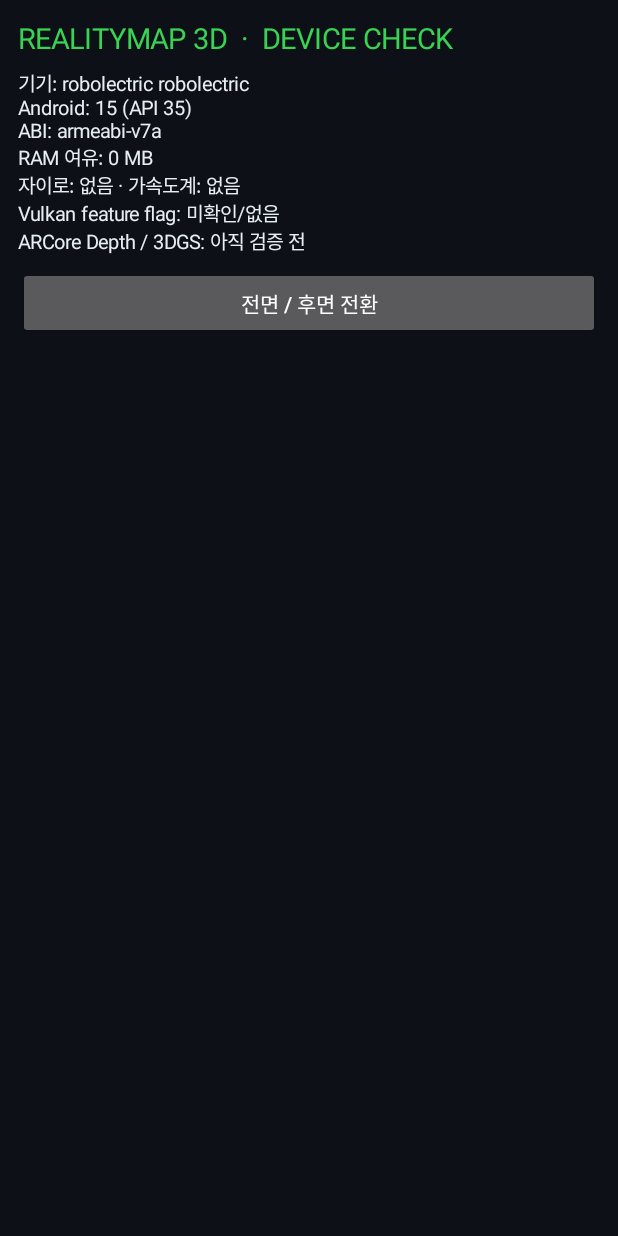
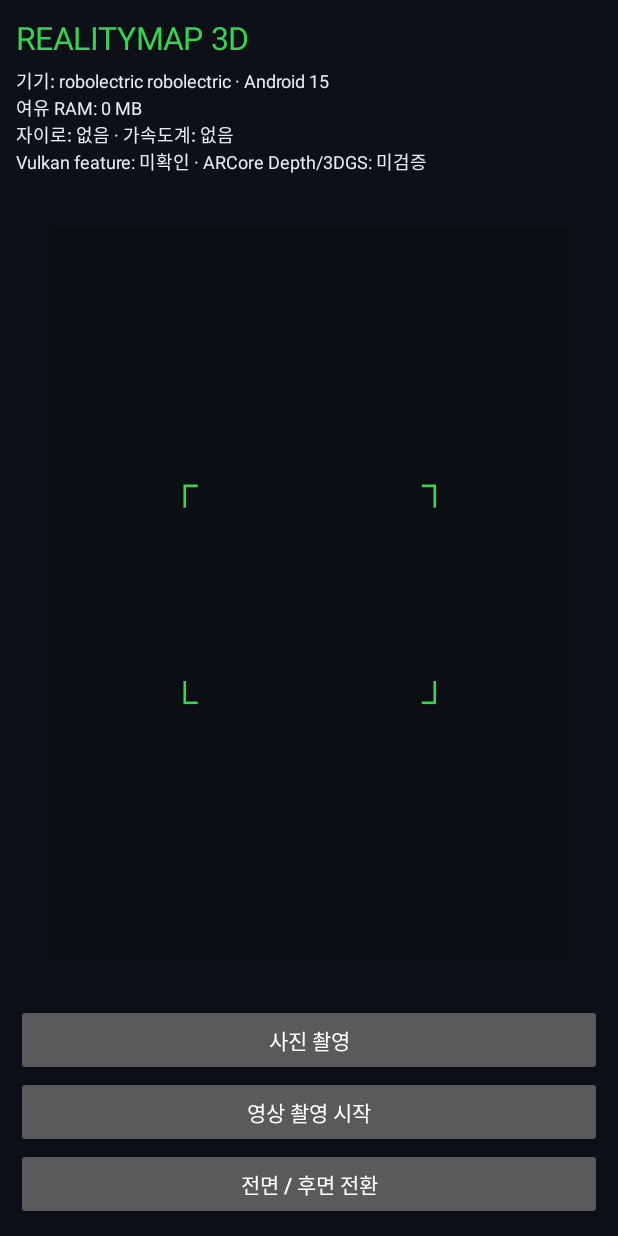
Before and after one commit to prosite13/RealityMap-3D, an Android app: the screen it shows after launch (MainActivity), on a phone screen of 412 x 824 dp. Run offline under Robolectric (Android 15) with nearby library versions, the phone set to English and light mode, and no system bars; libraries missing offline, so code that uses them is left out: androidx.camera.core, androidx.camera.lifecycle, androidx.camera.video, androidx.camera.view; 4 statements that could not run were skipped.

Commit message:
Implement native photo and video capture with framing guide

```diff
--- a/android/app/src/main/java/com/realitymap3d/MainActivity.kt
+++ b/android/app/src/main/java/com/realitymap3d/MainActivity.kt
@@ -2,67 +2,102 @@ package com.realitymap3d
 
 import android.Manifest
 import android.app.Activity
+import android.content.ContentValues
 import android.content.pm.PackageManager
 import android.hardware.Sensor
 import android.hardware.SensorManager
+import android.os.Build
 import android.os.Bundle
-import android.os.Build
-import android.opengl.GLES20
-import android.opengl.GLSurfaceView
+import android.provider.MediaStore
 import android.view.Gravity
-import android.view.View
 import android.widget.Button
+import android.widget.FrameLayout
 import android.widget.LinearLayout
 import android.widget.TextView
+import android.widget.Toast
 import androidx.camera.core.CameraSelector
+import androidx.camera.core.ImageCapture
+import androidx.camera.core.ImageCaptureException
 import androidx.camera.core.Preview
 import androidx.camera.lifecycle.ProcessCameraProvider
+import androidx.camera.video.MediaStoreOutputOptions
+import androidx.camera.video.Quality
+import androidx.camera.video.QualitySelector
+import androidx.camera.video.Recorder
+import androidx.camera.video.VideoCapture
+import androidx.camera.video.Recording
 import androidx.camera.view.PreviewView
 import androidx.core.app.ActivityCompat
 import androidx.core.content.ContextCompat
-import java.util.concurrent.ExecutorService
-import java.util.concurrent.Executors
-import javax.microedition.khronos.egl.EGLConfig
-import javax.microedition.khronos.opengles.GL10
+import java.text.SimpleDateFormat
+import java.util.Locale
 
 class MainActivity : Activity() {
     private lateinit var previewView: PreviewView
     private lateinit var status: TextView
-    private lateinit var executor: ExecutorService
+    private lateinit var imageCapture: ImageCapture
+    private lateinit var videoCapture: VideoCapture<Recorder>
+    private var recording: Recording? = null
     private var useBackCamera = true
+    private var cameraProvider: ProcessCameraProvider? = null
     private val requestCamera = 42
 
     override fun onCreate(savedInstanceState: Bundle?) {
         super.onCreate(savedInstanceState)
-        executor = Executors.newSingleThreadExecutor()
         val root = LinearLayout(this).apply {
             orientation = LinearLayout.VERTICAL
-            setPadding(18, 18, 18, 18)
+            setPadding(16, 16, 16, 16)
             setBackgroundColor(0xFF0D1117.toInt())
         }
         val title = TextView(this).apply {
-            text = "REALITYMAP 3D  ·  DEVICE CHECK"
-            textSize = 19f; setTextColor(0xFF39D353.toInt())
+            text = "REALITYMAP 3D"
+            textSize = 21f; setTextColor(0xFF39D353.toInt())
         }
         status = TextView(this).apply {
-            textSize = 13f; setTextColor(0xFFE6EDF3.toInt())
-            setPadding(0, 12, 0, 12)
+            textSize = 12f; setTextColor(0xFFE6EDF3.toInt())
+            setPadding(0, 8, 0, 8)
         }
         previewView = PreviewView(this).apply {
             implementationMode = PreviewView.ImplementationMode.COMPATIBLE
+            scaleType = PreviewView.ScaleType.FILL_CENTER
+        }
+        val frame = FrameLayout(this)
+        frame.addView(previewView, FrameLayout.LayoutParams(-1, -1))
+        val guide = TextView(this).apply {
+            text = "┌                         ┐\n\n\n\n\n└                         ┘"
+            textSize = 24f; gravity = Gravity.CENTER
+            setTextColor(0xFF39D353.toInt())
+            setBackgroundColor(0x22000000)
+        }
+        val guideParams = FrameLayout.LayoutParams(-1, -1).apply {
+            setMargins(34, 45, 34, 45)
+        }
+        frame.addView(guide, guideParams)
+        val photo = Button(this).apply {
+            text = "사진 촬영"
+            setOnClickListener { takePhoto() }
+        }
+        val video = Button(this).apply {
+            text = "영상 촬영 시작"
+            setOnClickListener { toggleVideo() }
         }
         val switch = Button(this).apply {
             text = "전면 / 후면 전환"
-            setOnClickListener { useBackCamera = !useBackCamera; startCamera() }
+            setOnClickListener {
+                useBackCamera = !useBackCamera
+                startCamera()
+            }
         }
         root.addView(title)
         root.addView(status)
-        root.addView(previewView, LinearLayout.LayoutParams(-1, 0, 1f))
+        root.addView(frame, LinearLayout.LayoutParams(-1, 0, 1f))
+        root.addView(photo)
+        root.addView(video)
         root.addView(switch)
         setContentView(root)
         status.text = deviceReport()
         if (hasCameraPermission()) startCamera() else
-            ActivityCompat.requestPermissions(this, arrayOf(Manifest.permission.CAMERA), requestCamera)
+            ActivityCompat.requestPermissions(this, arrayOf(Manifest.permission.CAMERA, Manifest.permission.RECORD_AUDIO), requestCamera)
     }
 
     private fun hasCameraPermission() =
@@ -72,35 +107,90 @@ class MainActivity : Activity() {
         val future = ProcessCameraProvider.getInstance(this)
         future.addListener({
             val provider = future.get()
+            cameraProvider = provider
             val preview = Preview.Builder().build().also { it.setSurfaceProvider(previewView.surfaceProvider) }
+            imageCapture = ImageCapture.Builder()
+                .setCaptureMode(ImageCapture.CAPTURE_MODE_MINIMIZE_LATENCY).build()
+            val recorder = Recorder.Builder()
+                .setQualitySelector(QualitySelector.from(Quality.HD)).build()
+            videoCapture = VideoCapture.withOutput(recorder)
             val selector = if (useBackCamera) CameraSelector.DEFAULT_BACK_CAMERA else CameraSelector.DEFAULT_FRONT_CAMERA
             try {
                 provider.unbindAll()
-                provider.bindToLifecycle(this, selector, preview)
-                status.text = deviceReport() + "\n\n카메라 미리보기 준비 완료. 다음 단계에서 추적·깊이 엔진 호환성을 검증합니다."
+                provider.bindToLifecycle(this, selector, preview, imageCapture, videoCapture)
+                status.text = deviceReport() + "\n카메라 준비 완료 · 초록 프레임 안에 공간을 맞추세요."
             } catch (e: Exception) {
-                status.text = deviceReport() + "\n카메라 시작 실패: ${e.message}"
+                status.text = "카메라 시작 실패: ${e.message}"
             }
         }, ContextCompat.getMainExecutor(this))
+    }
+
+    private fun takePhoto() {
+        if (!::imageCapture.isInitialized) return
+        val name = "RMAP_" + SimpleDateFormat("yyyyMMdd_HHmmss", Locale.US).format(System.currentTimeMillis())
+        val values = ContentValues().apply {
+            put(MediaStore.MediaColumns.DISPLAY_NAME, "$name.jpg")
+            put(MediaStore.MediaColumns.MIME_TYPE, "image/jpeg")
+            if (Build.VERSION.SDK_INT >= 29) put(MediaStore.Images.Media.RELATIVE_PATH, "Pictures/RealityMap3D")
+        }
+        val options = ImageCapture.OutputFileOptions.Builder(
+            contentResolver, MediaStore.Images.Media.EXTERNAL_CONTENT_URI, values
+        ).build()
+        imageCapture.takePicture(options, ContextCompat.getMainExecutor(this),
+            object : ImageCapture.OnImageSavedCallback {
+                override fun onImageSaved(output: ImageCapture.OutputFileResults) {
+                    Toast.makeText(this@MainActivity, "사진 저장 완료", Toast.LENGTH_SHORT).show()
+                    status.text = "사진 저장 완료: Pictures/RealityMap3D\n여러 방향에서 겹치도록 촬영하세요."
+                }
+                override fun onError(exc: ImageCaptureException) {
+                    status.text = "사진 저장 실패: ${exc.message}"
+                }
+            })
+    }
+
+    private fun toggleVideo() {
+        if (!::videoCapture.isInitialized) return
+        val active = recording
+        if (active != null) {
+            active.stop()
+            recording = null
+            return
+        }
+        val name = "RMAP_" + SimpleDateFormat("yyyyMMdd_HHmmss", Locale.US).format(System.currentTimeMillis())
+        val values = ContentValues().apply {
+            put(MediaStore.MediaColumns.DISPLAY_NAME, "$name.mp4")
+            put(MediaStore.MediaColumns.MIME_TYPE, "video/mp4")
+            if (Build.VERSION.SDK_INT >= 29) put(MediaStore.Video.Media.RELATIVE_PATH, "Movies/RealityMap3D")
+        }
+        val output = MediaStoreOutputOptions.Builder(contentResolver, MediaStore.Video.Media.EXTERNAL_CONTENT_URI)
+            .setContentValues(values).build()
+        try {
+            recording = videoCapture.output.prepareRecording(this, output).start(ContextCompat.getMainExecutor(this)) { event ->
+                when (event) {
+                    is androidx.camera.video.VideoRecordEvent.Start -> status.text = "영상 촬영 중 · 현재 버전은 영상 저장 기능입니다. 실시간 3D 복원은 아직 연결되지 않았습니다."
+                    is androidx.camera.video.VideoRecordEvent.Finalize -> {
+                        recording = null
+                        status.text = if (event.hasError()) "영상 저장 실패: ${event.error}" else "영상 저장 완료: Movies/RealityMap3D"
+                    }
+                }
+            }
+        } catch (e: Exception) {
+            status.text = "영상 촬영을 시작할 수 없습니다: ${e.message}"
+        }
     }
 
     private fun deviceReport(): String {
         val sm = getSystemService(SENSOR_SERVICE) as SensorManager
         val gyro = sm.getDefaultSensor(Sensor.TYPE_GYROSCOPE) != null
         val accel = sm.getDefaultSensor(Sensor.TYPE_ACCELEROMETER) != null
-        val gl = IntArray(1)
-        val activityManager = getSystemService(ACTIVITY_SERVICE) as android.app.ActivityManager
+        val am = getSystemService(ACTIVITY_SERVICE) as android.app.ActivityManager
         val info = android.app.ActivityManager.MemoryInfo()
-        activityManager.getMemoryInfo(info)
-        val vulkan = if (Build.VERSION.SDK_INT >= 24) {
-            packageManager.hasSystemFeature("android.hardware.vulkan.version")
-        } else false
-        return "기기: ${Build.MANUFACTURER} ${Build.MODEL}\nAndroid: ${Build.VERSION.RELEASE} (API ${Build.VERSION.SDK_INT})" +
-            "\nABI: ${Build.SUPPORTED_ABIS.firstOrNull() ?: "unknown"}" +
-            "\nRAM 여유: ${info.availMem / (1024 * 1024)} MB" +
+        am.getMemoryInfo(info)
+        val vulkan = packageManager.hasSystemFeature("android.hardware.vulkan.version")
+        return "기기: ${Build.MANUFACTURER} ${Build.MODEL} · Android ${Build.VERSION.RELEASE}" +
+            "\n여유 RAM: ${info.availMem / (1024 * 1024)} MB" +
             "\n자이로: ${if (gyro) "지원" else "없음"} · 가속도계: ${if (accel) "지원" else "없음"}" +
-            "\nVulkan feature flag: ${if (vulkan) "있음(실제 버전 별도 확인 필요)" else "미확인/없음"}" +
-            "\nARCore Depth / 3DGS: 아직 검증 전"
+            "\nVulkan feature: ${if (vulkan) "있음(버전 별도 확인)" else "미확인"} · ARCore Depth/3DGS: 미검증"
     }
 
     override fun onRequestPermissionsResult(requestCode: Int, permissions: Array<out String>, grantResults: IntArray) {
@@ -109,5 +199,9 @@ class MainActivity : Activity() {
         else status.text = "카메라 권한이 필요합니다."
     }
 
-    override fun onDestroy() { super.onDestroy(); if (::executor.isInitialized) executor.shutdown() }
+    override fun onDestroy() {
+        recording?.stop()
+        cameraProvider?.unbindAll()
+        super.onDestroy()
+    }
 }
```
